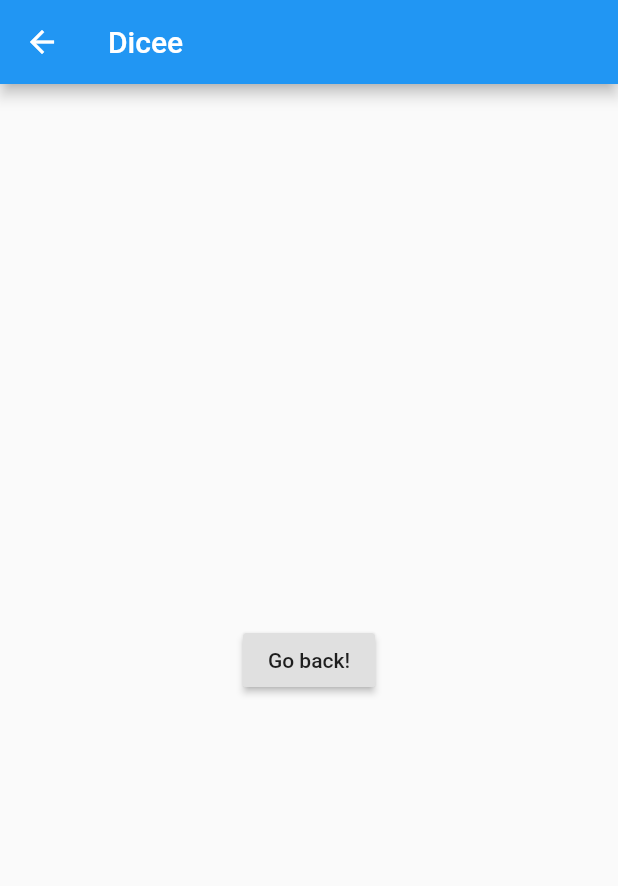
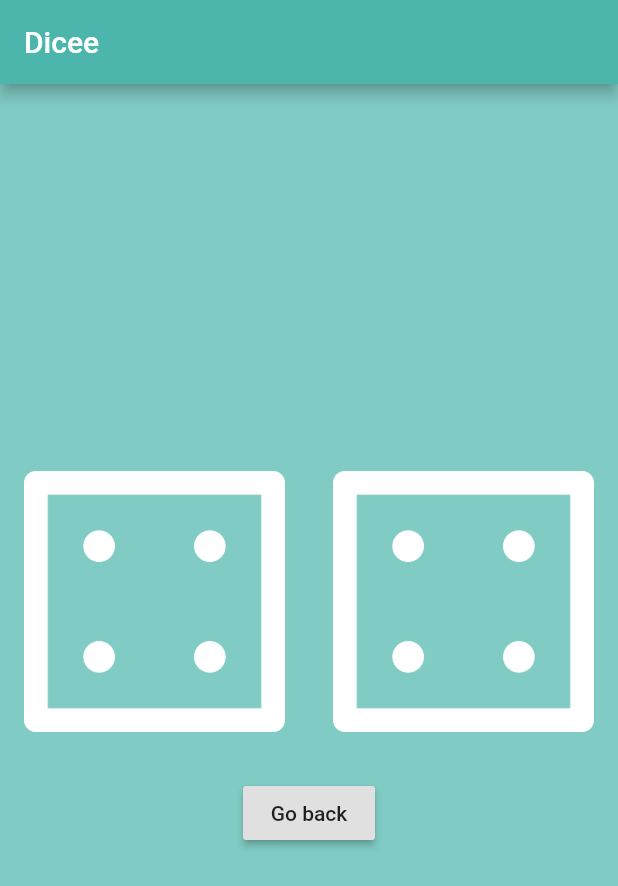
Before and after one commit to fonkamloic/mi_card, a Flutter app: the screen it shows after launch, after a tap on "Continue", on a phone screen of 412 x 824 dp. Shown: the top 886 px of the screen. Run offline on Flutter 3.47's test engine with Material 2 defaults, Android fonts, the phone set to English and light mode, and no system bars.

```diff
--- a/lib/main.dart
+++ b/lib/main.dart
@@ -1,4 +1,7 @@
+import 'dart:ui' as prefix0;
+
 import 'package:flutter/cupertino.dart';
+import 'dart:math';
 import 'package:flutter/material.dart';
 
 void main() {
@@ -107,19 +110,61 @@ class Mi_card extends StatelessWidget {
   }
 }
 
-class DicePage extends StatelessWidget {
+class DicePage extends StatefulWidget {
+  @override
+  _DicePageState createState() => _DicePageState();
+}
+
+class _DicePageState extends State<DicePage> {
+  int leftDiceNumber = new Random().nextInt(6);
+  int rightDiceNumber = new Random().nextInt(6);
+
+  random() {
+    setState(() {
+      leftDiceNumber = Random().nextInt(6) + 1;
+      rightDiceNumber = Random().nextInt(6) + 1;
+    });
+  }
+
   @override
   Widget build(BuildContext context) {
-    return Scaffold(
+    return MaterialApp(
+      home: Scaffold(
+        backgroundColor: Colors.teal.shade200,
         appBar: AppBar(
           title: Text("Dicee"),
+          backgroundColor: Colors.teal.shade300,
         ),
-      body: Center(
-        child: RaisedButton(
+        body: Column(
+          mainAxisAlignment: MainAxisAlignment.center,
+          children: <Widget>[
+            Row(
+              children: <Widget>[
+                Expanded(
+                  child: FlatButton(
+                    onPressed: () => random(),
+                    child: Image.asset('assets/images/dice$leftDiceNumber.png'),
+                  ),
+                ),
+                Expanded(
+                  child: FlatButton(
+                    onPressed: () => random(),
+                    child:
+                        Image.asset('assets/images/dice$rightDiceNumber.png'),
+                  ),
+                ),
+              ],
+            ),
+            SizedBox(
+              height: 30,
+            ),
+            RaisedButton(
               onPressed: () {
                 Navigator.pop(context);
               },
-          child: Text('Go back!'),
+              child: Text("Go back"),
+            )
+          ],
         ),
       ),
     );
```
Also changed, not shown: 4 other files. Lines whose indentation alone changed are shown as unchanged.
